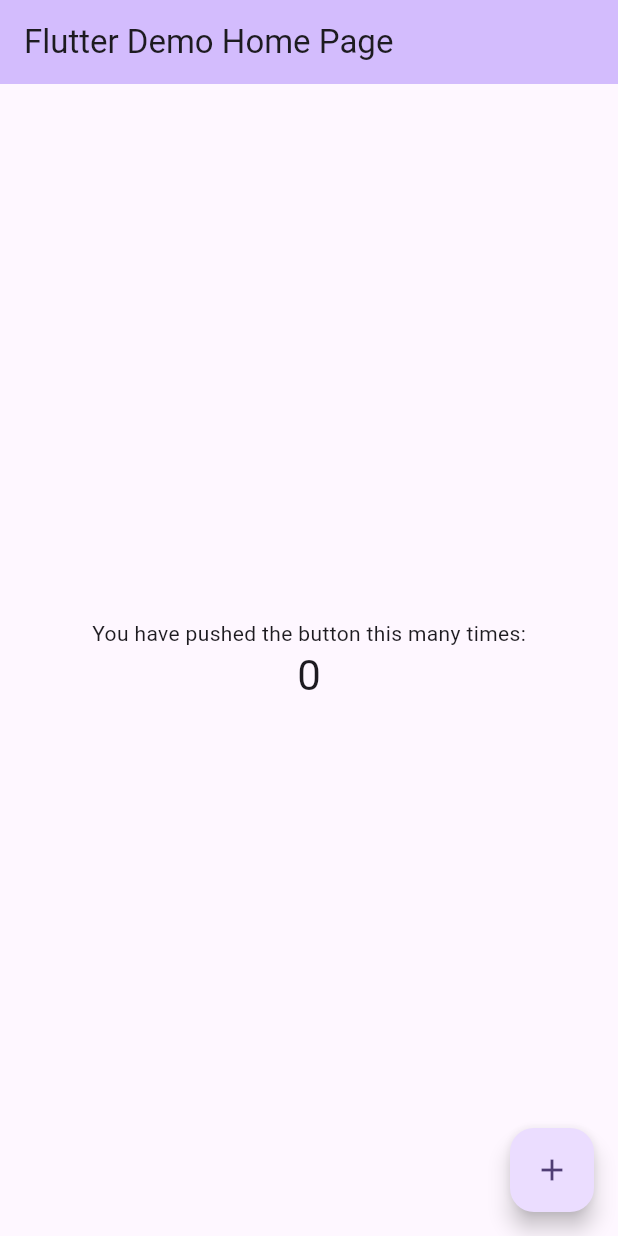
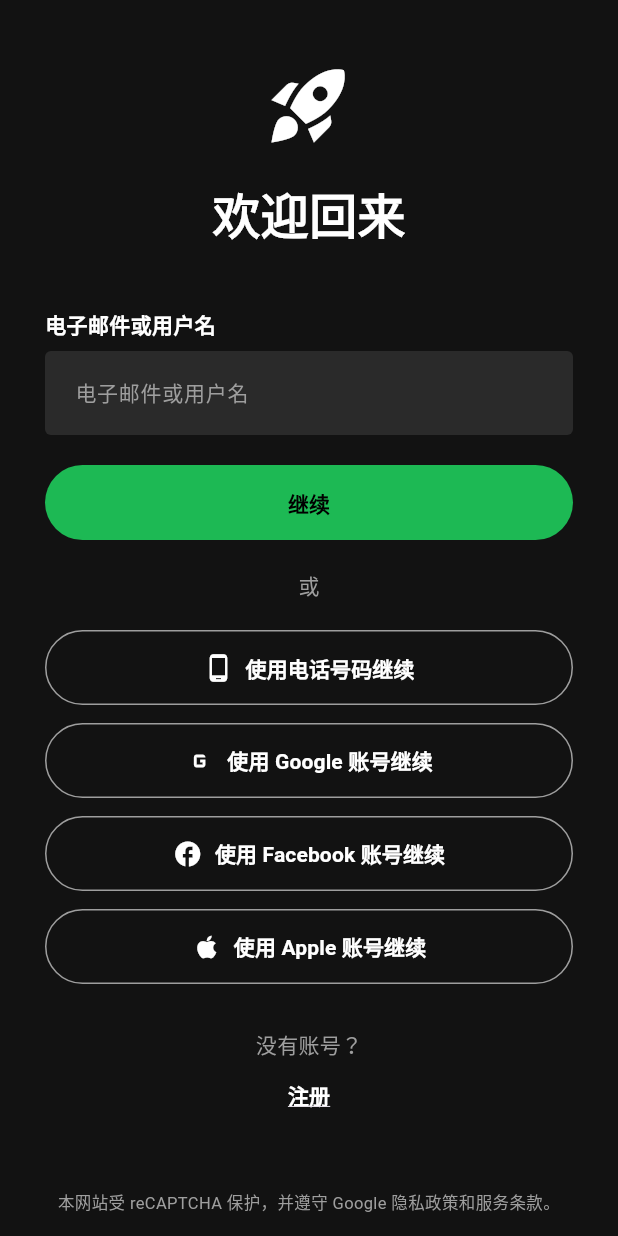
Before and after one commit to uhahahhh0854/roam-ui, a Flutter app: the screen it shows after launch, on a phone screen of 412 x 824 dp. Run offline on Flutter 3.47's test engine with Material 3 defaults, Android fonts, the light colour scheme and no system bars.

Commit message:
Add login page

```diff
--- /dev/null
+++ b/lib/controller/user/login_controller.dart
@@ -0,0 +1,50 @@
+import 'package:flutter/material.dart';
+
+class LoginController extends ChangeNotifier {
+  // 状态变量
+  bool isMainLoading = false;
+  bool isGoogleLoading = false;
+  final TextEditingController userController = TextEditingController();
+
+  // 模拟你的外部 API
+  // import 'package:roam/api/user/login.dart';
+  // 这里假设你的 _login 方法在这个文件里
+
+  Future<void> handleLogin(BuildContext context) async {
+    if (userController.text.isEmpty) {
+      ScaffoldMessenger.of(context).showSnackBar(
+        const SnackBar(content: Text("请输入账号")),
+      );
+      return;
+    }
+
+    // 开始加载
+    isMainLoading = true;
+    notifyListeners(); // 通知 UI 更新
+
+    try {
+      // 模拟请求延迟，实际调用你的 api
+      await Future.delayed(const Duration(seconds: 2));
+
+      // 示例：调用你导入的 login 方法
+      // await login(userController.text, "123456");
+
+      print("登录账号: ${userController.text}");
+
+      // 成功后的逻辑可以在这里处理，或者通过回调返回给 UI
+    } catch (e) {
+      print("登录失败: $e");
+    } finally {
+      // 停止加载
+      isMainLoading = false;
+      notifyListeners(); // 通知 UI 停止转圈
+    }
+  }
+
+  // 销毁控制器，释放内存
+  @override
+  void dispose() {
+    userController.dispose();
+    super.dispose();
+  }
+}
--- a/lib/main.dart
+++ b/lib/main.dart
@@ -1,4 +1,5 @@
 import 'package:flutter/material.dart';
+import 'pages/user/login_page.dart';
 
 void main() {
   runApp(const MyApp());
@@ -7,116 +8,19 @@
 class MyApp extends StatelessWidget {
   const MyApp({super.key});
 
-  // This widget is the root of your application.
   @override
   Widget build(BuildContext context) {
     return MaterialApp(
-      title: 'Flutter Demo',
+      title: 'Spotify Clone',
+      debugShowCheckedModeBanner: false,
+      // 全局配置深色主题
       theme: ThemeData(
-        // This is the theme of your application.
-        //
-        // TRY THIS: Try running your application with "flutter run". You'll see
-        // the application has a purple toolbar. Then, without quitting the app,
-        // try changing the seedColor in the colorScheme below to Colors.green
-        // and then invoke "hot reload" (save your changes or press the "hot
-        // reload" button in a Flutter-supported IDE, or press "r" if you used
-        // the command line to start the app).
-        //
-        // Notice that the counter didn't reset back to zero; the application
-        // state is not lost during the reload. To reset the state, use hot
-        // restart instead.
-        //
-        // This works for code too, not just values: Most code changes can be
-        // tested with just a hot reload.
-        colorScheme: ColorScheme.fromSeed(seedColor: Colors.deepPurple),
+        brightness: Brightness.dark,
+        scaffoldBackgroundColor: const Color(0xFF121212),
+        useMaterial3: true,
       ),
-      home: const MyHomePage(title: 'Flutter Demo Home Page'),
+      // 设置入口页面
+      home: const LoginPage(),
     );
   }
 }
-
-class MyHomePage extends StatefulWidget {
-  const MyHomePage({super.key, required this.title});
-
-  // This widget is the home page of your application. It is stateful, meaning
-  // that it has a State object (defined below) that contains fields that affect
-  // how it looks.
-
-  // This class is the configuration for the state. It holds the values (in this
-  // case the title) provided by the parent (in this case the App widget) and
-  // used by the build method of the State. Fields in a Widget subclass are
-  // always marked "final".
-
-  final String title;
-
-  @override
-  State<MyHomePage> createState() => _MyHomePageState();
-}
-
-class _MyHomePageState extends State<MyHomePage> {
-  int _counter = 0;
-
-  void _incrementCounter() {
-    setState(() {
-      // This call to setState tells the Flutter framework that something has
-      // changed in this State, which causes it to rerun the build method below
-      // so that the display can reflect the updated values. If we changed
-      // _counter without calling setState(), then the build method would not be
-      // called again, and so nothing would appear to happen.
-      _counter++;
-    });
-  }
-
-  @override
-  Widget build(BuildContext context) {
-    // This method is rerun every time setState is called, for instance as done
-    // by the _incrementCounter method above.
-    //
-    // The Flutter framework has been optimized to make rerunning build methods
-    // fast, so that you can just rebuild anything that needs updating rather
-    // than having to individually change instances of widgets.
-    return Scaffold(
-      appBar: AppBar(
-        // TRY THIS: Try changing the color here to a specific color (to
-        // Colors.amber, perhaps?) and trigger a hot reload to see the AppBar
-        // change color while the other colors stay the same.
-        backgroundColor: Theme.of(context).colorScheme.inversePrimary,
-        // Here we take the value from the MyHomePage object that was created by
-        // the App.build method, and use it to set our appbar title.
-        title: Text(widget.title),
-      ),
-      body: Center(
-        // Center is a layout widget. It takes a single child and positions it
-        // in the middle of the parent.
-        child: Column(
-          // Column is also a layout widget. It takes a list of children and
-          // arranges them vertically. By default, it sizes itself to fit its
-          // children horizontally, and tries to be as tall as its parent.
-          //
-          // Column has various properties to control how it sizes itself and
-          // how it positions its children. Here we use mainAxisAlignment to
-          // center the children vertically; the main axis here is the vertical
-          // axis because Columns are vertical (the cross axis would be
-          // horizontal).
-          //
-          // TRY THIS: Invoke "debug painting" (choose the "Toggle Debug Paint"
-          // action in the IDE, or press "p" in the console), to see the
-          // wireframe for each widget.
-          mainAxisAlignment: MainAxisAlignment.center,
-          children: <Widget>[
-            const Text('You have pushed the button this many times:'),
-            Text(
-              '$_counter',
-              style: Theme.of(context).textTheme.headlineMedium,
-            ),
-          ],
-        ),
-      ),
-      floatingActionButton: FloatingActionButton(
-        onPressed: _incrementCounter,
-        tooltip: 'Increment',
-        child: const Icon(Icons.add),
-      ), // This trailing comma makes auto-formatting nicer for build methods.
-    );
-  }
-}
--- /dev/null
+++ b/lib/pages/user/login_page.dart
@@ -0,0 +1,244 @@
+import 'package:flutter/material.dart';
+import 'package:roam/controller/user/login_controller.dart'; // 确认路径正确
+
+// --- 1. 通用加载按钮组件（建议以后挪到 lib/widgets/loading_button.dart） ---
+class LoadingButton extends StatelessWidget {
+  final bool isLoading;
+  final String text;
+  final VoidCallback? onPressed;
+  final Color backgroundColor;
+  final Color foregroundColor;
+  final bool isOutlined;
+  final IconData? icon;
+
+  const LoadingButton({
+    super.key,
+    required this.isLoading,
+    required this.text,
+    required this.onPressed,
+    this.backgroundColor = const Color(0xFF1DB954),
+    this.foregroundColor = Colors.black,
+    this.isOutlined = false,
+    this.icon,
+  });
+
+  @override
+  Widget build(BuildContext context) {
+    Widget content = isLoading
+        ? SizedBox(
+      width: 20,
+      height: 20,
+      child: CircularProgressIndicator(
+        strokeWidth: 2,
+        valueColor: AlwaysStoppedAnimation<Color>(foregroundColor),
+      ),
+    )
+        : Row(
+      mainAxisAlignment: MainAxisAlignment.center,
+      children: [
+        if (icon != null) ...[
+          Icon(icon, color: foregroundColor, size: 20),
+          const SizedBox(width: 8)
+        ],
+        Flexible(
+          child: Text(
+            text,
+            style: const TextStyle(fontWeight: FontWeight.bold),
+            overflow: TextOverflow.ellipsis,
+          ),
+        ),
+      ],
+    );
+
+    return SizedBox(
+      width: double.infinity,
+      height: 50,
+      child: isOutlined
+          ? OutlinedButton(
+        onPressed: isLoading ? null : onPressed,
+        style: OutlinedButton.styleFrom(
+          side: const BorderSide(color: Colors.grey),
+          shape: const StadiumBorder(),
+          foregroundColor: foregroundColor,
+        ),
+        child: content,
+      )
+          : ElevatedButton(
+        onPressed: isLoading ? null : onPressed,
+        style: ElevatedButton.styleFrom(
+          backgroundColor: backgroundColor,
+          foregroundColor: foregroundColor,
+          shape: const StadiumBorder(),
+          elevation: 0,
+        ),
+        child: content,
+      ),
+    );
+  }
+}
+
+// --- 2. 登录页面 ---
+class LoginPage extends StatefulWidget {
+  const LoginPage({super.key});
+
+  @override
+  State<LoginPage> createState() => _LoginPageState();
+}
+
+class _LoginPageState extends State<LoginPage> {
+  // 实例化我们的逻辑控制器
+  final LoginController _loginController = LoginController();
+
+  @override
+  void initState() {
+    super.initState();
+    // 关键：当 Controller 调用 notifyListeners() 时，这里会触发 UI 刷新
+    _loginController.addListener(_onControllerUpdate);
+  }
+
+  void _onControllerUpdate() {
+    if (mounted) setState(() {});
+  }
+
+  @override
+  void dispose() {
+    _loginController.removeListener(_onControllerUpdate);
+    _loginController.dispose();
+    super.dispose();
+  }
+
+  @override
+  Widget build(BuildContext context) {
+    final screenWidth = MediaQuery.of(context).size.width;
+    final screenHeight = MediaQuery.of(context).size.height;
+
+    return Scaffold(
+      backgroundColor: const Color(0xFF121212),
+      body: SingleChildScrollView(
+        scrollDirection: Axis.vertical,
+        child: SingleChildScrollView(
+          scrollDirection: Axis.horizontal,
+          child: Container(
+            width: screenWidth < 320 ? 320 : (screenWidth > 450 ? 450 : screenWidth),
+            constraints: BoxConstraints(minHeight: screenHeight),
+            margin: EdgeInsets.symmetric(
+                horizontal: screenWidth > 450 ? (screenWidth - 450) / 2 : 0
+            ),
+            padding: const EdgeInsets.symmetric(horizontal: 30.0, vertical: 40.0),
+            child: Column(
+              mainAxisAlignment: MainAxisAlignment.center,
+              children: [
+                const Icon(Icons.rocket_launch, size: 60, color: Colors.white),
+                const SizedBox(height: 20),
+                const Text(
+                  '欢迎回来',
+                  style: TextStyle(fontSize: 32, fontWeight: FontWeight.bold, color: Colors.white),
+                ),
+                const SizedBox(height: 40),
+
+                // 账号输入区
+                _buildInputSection(),
+
+                const Padding(
+                  padding: EdgeInsets.symmetric(vertical: 20),
+                  child: Text('或', style: TextStyle(color: Colors.grey)),
+                ),
+
+                // 社交登录按钮，全都复用 LoadingButton
+                LoadingButton(
+                  isLoading: false,
+                  isOutlined: true,
+                  icon: Icons.phone_android,
+                  text: '使用电话号码继续',
+                  foregroundColor: Colors.white,
+                  onPressed: () => print("电话登录"),
+                ),
+                const SizedBox(height: 12),
+
+                LoadingButton(
+                  isLoading: _loginController.isGoogleLoading, // 状态来自控制器
+                  isOutlined: true,
+                  icon: Icons.g_mobiledata,
+                  text: '使用 Google 账号继续',
+                  foregroundColor: Colors.white,
+                  onPressed: () => print("Google 登录"),
+                ),
+                const SizedBox(height: 12),
+
+                LoadingButton(
+                  isLoading: false,
+                  isOutlined: true,
+                  icon: Icons.facebook,
+                  text: '使用 Facebook 账号继续',
+                  foregroundColor: Colors.white,
+                  onPressed: () {},
+                ),
+                const SizedBox(height: 12),
+
+                LoadingButton(
+                  isLoading: false,
+                  isOutlined: true,
+                  icon: Icons.apple,
+                  text: '使用 Apple 账号继续',
+                  foregroundColor: Colors.white,
+                  onPressed: () {},
+                ),
+
+                const SizedBox(height: 30),
+                const Text('没有账号？', style: TextStyle(color: Colors.grey)),
+                TextButton(
+                  onPressed: () {},
+                  child: const Text(
+                    '注册',
+                    style: TextStyle(color: Colors.white, decoration: TextDecoration.underline, fontWeight: FontWeight.bold),
+                  ),
+                ),
+
+                const SizedBox(height: 40),
+                _buildFooter(),
+              ],
+            ),
+          ),
+        ),
+      ),
+    );
+  }
+
+  Widget _buildInputSection() {
+    return Column(
+      crossAxisAlignment: CrossAxisAlignment.start,
+      children: [
+        const Text('电子邮件或用户名', style: TextStyle(fontWeight: FontWeight.bold, color: Colors.white)),
+        const SizedBox(height: 8),
+        TextField(
+          controller: _loginController.userController, // 绑定控制器里的 TextController
+          style: const TextStyle(color: Colors.white),
+          decoration: InputDecoration(
+            fillColor: const Color(0xFF2A2A2A),
+            filled: true,
+            hintText: '电子邮件或用户名',
+            hintStyle: const TextStyle(color: Colors.grey, fontSize: 14),
+            contentPadding: const EdgeInsets.symmetric(horizontal: 16, vertical: 16),
+            border: OutlineInputBorder(borderRadius: BorderRadius.circular(4), borderSide: BorderSide.none),
+          ),
+        ),
+        const SizedBox(height: 20),
+
+        // 调用控制器里的 handleLogin 方法
+        LoadingButton(
+          isLoading: _loginController.isMainLoading,
+          text: '继续',
+          onPressed: () => _loginController.handleLogin(context),
+        ),
+      ],
+    );
+  }
+
+  Widget _buildFooter() {
+    return const Text(
+      '本网站受 reCAPTCHA 保护，并遵守 Google 隐私政策和服务条款。',
+      textAlign: TextAlign.center,
+      style: TextStyle(fontSize: 11, color: Colors.grey),
+    );
+  }
+}
```
Also changed, not shown: pubspec.yaml (+2 -71 lines), pubspec.lock.
